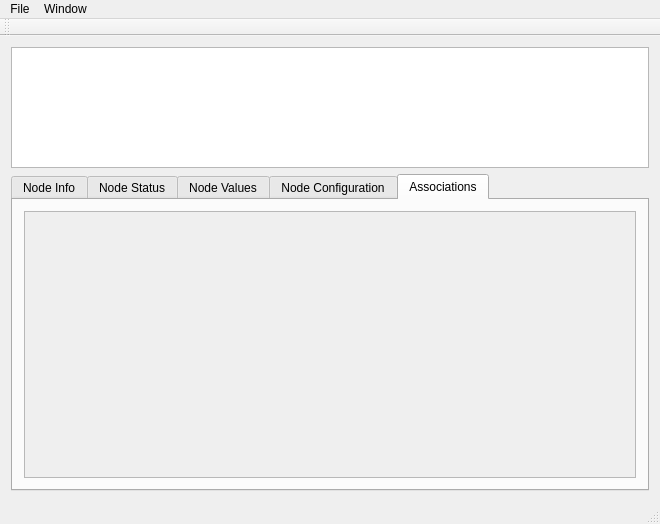
This is mainwindow.ui in OpenZWave/ozw-admin as Qt 5 draws it before an edit. The edited form follows.
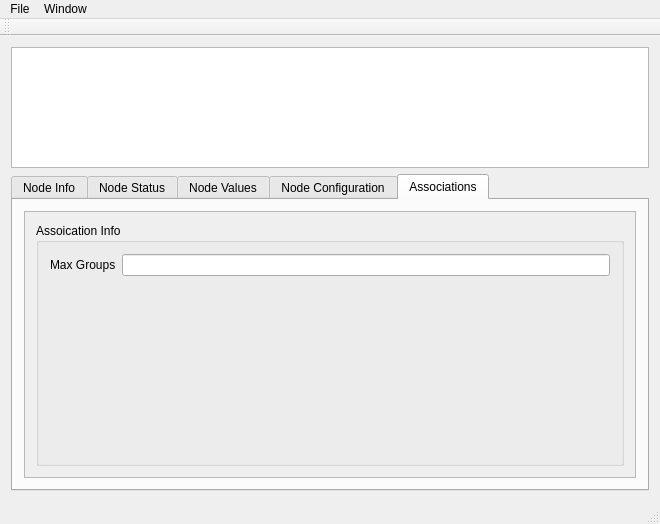
This is the edited form. The open tabs and pages were chosen to show the change.

Diff of the .ui file:
```diff
--- a/mainwindow.ui
+++ b/mainwindow.ui
@@ -565,10 +565,31 @@
             <rect>
              <x>0</x>
              <y>0</y>
-             <width>588</width>
-             <height>278</height>
+             <width>618</width>
+             <height>280</height>
             </rect>
            </property>
+           <layout class="QVBoxLayout" name="verticalLayout_9">
+            <item>
+             <widget class="QGroupBox" name="groupBox_5">
+              <property name="title">
+               <string>Assoication Info</string>
+              </property>
+              <layout class="QFormLayout" name="formLayout_3">
+               <item row="0" column="0">
+                <widget class="QLabel" name="label_22">
+                 <property name="text">
+                  <string>Max Groups</string>
+                 </property>
+                </widget>
+               </item>
+               <item row="0" column="1">
+                <widget class="QLineEdit" name="a_maxgroups"/>
+               </item>
+              </layout>
+             </widget>
+            </item>
+           </layout>
           </widget>
          </widget>
         </item>
```
Left out of the diff: 20 changed lines with no effect on the pictures.
